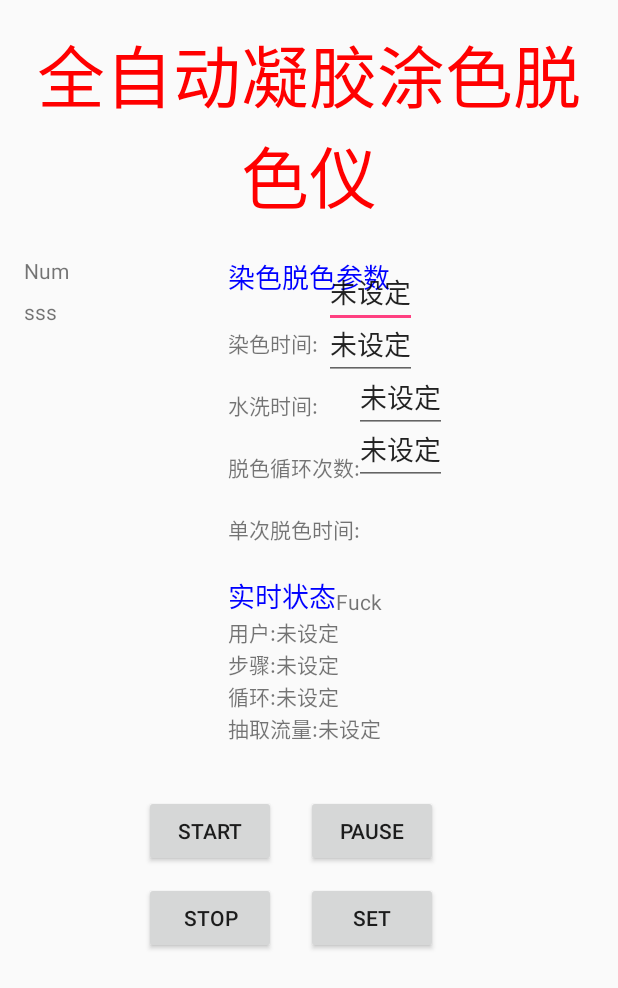
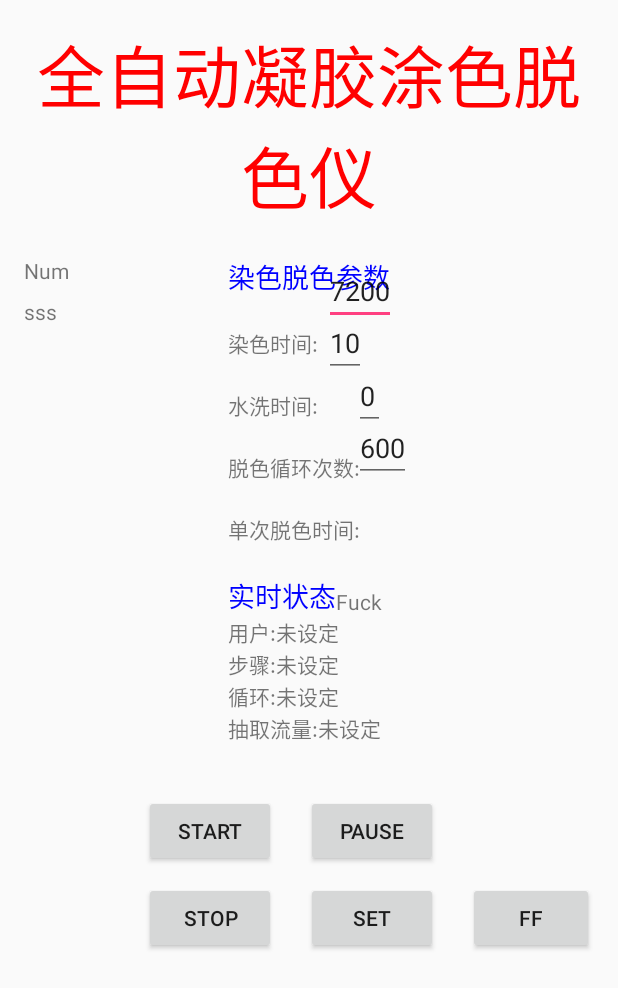
Before and after one commit to HuddsinYuan/AndroidDev, an Android app: the screen it shows after launch (Mainview), on a phone screen of 412 x 824 dp. Shown: the top 988 px of the screen. Run offline under Robolectric (Android 15) with nearby library versions, the phone set to English and light mode, and no system bars.

Commit message:
Add Step Control without Thread Control. Maybe it is a Multi-Thread App.

```diff
--- a/Pump/app/src/main/java/com/future/jonassen/pump/Mainview.java
+++ b/Pump/app/src/main/java/com/future/jonassen/pump/Mainview.java
@@ -13,10 +13,6 @@ import android.widget.Toast;
 
 import java.lang.reflect.InvocationTargetException;
 import java.lang.reflect.Method;
-import java.lang.reflect.Field;
-import java.util.Objects;
-
-import javax.security.auth.login.LoginException;
 
 @SuppressWarnings("NullArgumentToVariableArgMethod")
 public class Mainview extends Activity {
@@ -30,27 +26,54 @@ public class Mainview extends Activity {
     private static final int BUTTON_START = 20001;
     private static final int BUTTON_PAUSE = 20002;
     private static final int BUTTON_STOP = 20003;
+    private static final int BUTTON_FF = 20004;
 
     private static final int STATE_PAUSE = 30001;
     private static final int STATE_RESUME = 30002;
 
-    private static final int STEP_COLOR = 40001;
-    private static final int STEP_WASH = 40002;
-    private static final int STEP_DECOLOR = 40003;
+    private static final int STEP_COLOR = 40002;
+    private static final int STEP_COLOR_BACK = 40003;
+    private static final int STEP_WASH = 40004;
+    private static final int STEP_WASH_BACK = 40005;
+    private static final int STEP_DECOLOR = 40006;
+    private static final int STEP_DECOLOR_BACK = 40007;
+
+    private static int TempStep;
+
+    /*
+        目前在染色阶段，水洗阶段，脱色阶段，需要抽取的染色液，水，脱色液的数量并不清楚，暂定 10ml 15ml 20ml
+     */
+    private static final Flux iColor = new Flux(10, 0);
+    private static final Flux iWater = new Flux(15, 0);
+    private static final Flux iDecolor = new Flux(20, 0);
+
+    /*
+        厂家默认的染色时间为120min, 水洗时间为10s, 脱色时间为10min
+     */
+    private static final int iTimeColor = 120 * 60;
+    private static final int iTimeColorReverse = iTimeColor + 2;
+    private static final int iTimeWater = 10;
+    private static final int iTimeDecolor = 10 * 60;
 
     private Button btnStart;
     private Button btnPause;
     private Button btnStop;
     private Button btnSet;
+    private Button btnFf;
+
+    private static boolean allowSetting = true;
 
     private EditText etColorTime;
     private EditText etWaterTime;
     private EditText etCycle;
     private EditText etEachTime;
 
+    /*
+        获取到用户设置的数据
+     */
     private int iColorTime;
     private int iWaterTime;
-    private int iCycle;
+    private int iCycle = 4;
     private int iEachTime;
 
     /*
@@ -66,6 +89,7 @@ public class Mainview extends Activity {
     private StatusVal statusVal;
 
     private tPumpControl pump = new tPumpControl();
+    private StepControl Step ;
 
     private Thread mainThread;
     private Thread timeThread;
@@ -81,6 +105,8 @@ public class Mainview extends Activity {
                     break;
 
                 case TASK_SETTING_DONE:
+                    Toast.makeText(Mainview.this, "SettingDone", Toast.LENGTH_SHORT).show();
+                    Step = new StepControl(iCycle);
                     break;
 
                 case TASK_END_WORK:
@@ -91,13 +117,13 @@ public class Mainview extends Activity {
                     MessageSender(TASK_TEST_WORK, 0, TASK_UL_WORK);
                     mlcounter = 0;
                     ulcounter = 0;
-
                     break;
 
                 case TASK_BUTTON_CLICK:
                     switch (msg.arg1) {
                         case BUTTON_START:
                             break;
+
                         case BUTTON_PAUSE:
                             if (msg.arg2 == STATE_PAUSE) {
                                 btnPause.setText(R.string.btn_pause);
@@ -105,8 +131,13 @@ public class Mainview extends Activity {
                                 btnPause.setText(R.string.btn_resume);
                             }
                             break;
+
                         case BUTTON_STOP:
                             break;
+
+                        case BUTTON_FF:
+                            break;
+
                     }
                     break;
 
@@ -140,12 +171,18 @@ public class Mainview extends Activity {
         btnPause = (Button) findViewById(R.id.btn_pause);
         btnStop = (Button) findViewById(R.id.btn_stop);
         btnSet = (Button) findViewById(R.id.btn_set);
+        btnFf = (Button) findViewById(R.id.btn_ff);
         tvTest1 = (TextView) findViewById(R.id.tvtest1);
         tvTest2 = (TextView) findViewById(R.id.tvtest2);
         etColorTime = (EditText) findViewById(R.id.rt_ans_total);
         etWaterTime = (EditText) findViewById(R.id.rt_ans_water_time);
         etCycle = (EditText) findViewById(R.id.rt_ans_cycle);
         etEachTime = (EditText) findViewById(R.id.rt_ans_each_time);
+
+        etColorTime.setText(String.valueOf(iTimeColor));
+        etWaterTime.setText(String.valueOf(iTimeWater));
+        etCycle.setText(String.valueOf(0));
+        etEachTime.setText(String.valueOf(iTimeDecolor));
 
         /*
             设置监听器
@@ -154,10 +191,10 @@ public class Mainview extends Activity {
         btnPause.setOnClickListener(btnListener);
         btnStop.setOnClickListener(btnListener);
         btnSet.setOnClickListener(btnListener);
+        btnFf.setOnClickListener(btnListener);
 
-
-        mainThread.start();
-        timeThread.start();
+//        mainThread.start();
+//        timeThread.start();
     }
 
     Runnable PumpControl = new Runnable() {
@@ -166,15 +203,7 @@ public class Mainview extends Activity {
             while (!Thread.currentThread().isInterrupted()) {
                 if (statusVal.isStart()) {
                     if (!statusVal.isPause()) {
-                        if (tsSwitcher) {
-                            ThreadSleep(240);
-                            mlcounter++;
-                            MessageSender(TASK_TEST_WORK, mlcounter, TASK_ML_WORK);
-                        } else {
-                            ThreadSleep(500);
-                            ulcounter++;
-                            MessageSender(TASK_TEST_WORK, ulcounter, TASK_UL_WORK);
-                        }
+
                     }
                 }
             }
@@ -187,7 +216,6 @@ public class Mainview extends Activity {
             while (!Thread.currentThread().isInterrupted()) {
                 ThreadSleep(1000);
 
-                tsSwitcher = !tsSwitcher;
             }
         }
     };
@@ -201,7 +229,9 @@ public class Mainview extends Activity {
                 case R.id.btn_start:
                     statusVal.Start();
                     break;
+
                 case R.id.btn_set:
+                    if (allowSetting) {
                         iColorTime = Integer.parseInt(etColorTime.getText().toString());
                         iWaterTime = Integer.parseInt(etWaterTime.getText().toString());
                         iCycle = Integer.parseInt(etCycle.getText().toString());
@@ -212,8 +242,13 @@ public class Mainview extends Activity {
                         Log.i("iCycle", String.valueOf(iCycle));
                         Log.i("iEachTime", String.valueOf(iEachTime));
 
-                    Toast.makeText(Mainview.this, "SET BUTTON", Toast.LENGTH_LONG).show();
+                        allowSetting = false;
+                        MessageSender(TASK_SETTING_DONE, 0, 0);
+                    } else {
+                        Toast.makeText(Mainview.this, "Setting Fail", Toast.LENGTH_SHORT).show();
+                    }
                     break;
+
                 case R.id.btn_pause:
                     if (statusVal.isPause()) {
                         statusVal.PauseSetter(false);
@@ -223,11 +258,16 @@ public class Mainview extends Activity {
                         MessageSender(TASK_BUTTON_CLICK, BUTTON_PAUSE, STATE_RESUME);
                     }
                     break;
+
                 case R.id.btn_stop:
                     statusVal.Stop();
                     MessageSender(TASK_END_WORK, 0, 0);
-//                    MessageSender();
                     break;
+
+                case R.id.btn_ff:
+                    Step.NextStep();
+                    Step.OutputMessage();
+
                 default:
                     break;
             }
--- a/Pump/app/src/main/java/com/future/jonassen/pump/PumpControl.java
+++ b/Pump/app/src/main/java/com/future/jonassen/pump/PumpControl.java
@@ -117,10 +117,6 @@ public class PumpControl
 
     }
 
-    public boolean getPumpEnbState()
-    {
-        return enablestate;
-    }
 
     public void PumpValveSel(int num)
     {
--- a/Pump/app/src/main/res/layout-land/content_mainview.xml
+++ b/Pump/app/src/main/res/layout-land/content_mainview.xml
@@ -63,9 +63,8 @@
         android:id="@+id/rt_ans_total"
         android:layout_width="wrap_content"
         android:layout_height="wrap_content"
-        android:text="@string/testVal"
         android:textSize="@dimen/setting_font_size"
-        android:inputType="numberDecimal"
+        android:inputType="number"
         android:layout_marginLeft="650dp"
         android:layout_marginTop="110dp" />
 
@@ -82,8 +81,7 @@
         android:id="@+id/rt_ans_water_time"
         android:layout_width="wrap_content"
         android:layout_height="wrap_content"
-        android:text="@string/testVal"
-        android:inputType="numberDecimal"
+        android:inputType="number"
         android:layout_marginTop="150dp"
         android:layout_marginLeft="650dp" />
 
@@ -101,8 +99,7 @@
         android:id="@+id/rt_ans_cycle"
         android:layout_width="wrap_content"
         android:layout_height="wrap_content"
-        android:text="@string/testVal"
-        android:inputType="numberDecimal"
+        android:inputType="number"
         android:layout_marginTop="190dp"
         android:layout_marginLeft="690dp" />
 
@@ -119,11 +116,10 @@
         android:id="@+id/rt_ans_each_time"
         android:layout_width="wrap_content"
         android:layout_height="wrap_content"
-        android:text="@string/testVal"
         android:layout_alignTop="@+id/tvtest1"
         android:layout_alignParentLeft="true"
         android:layout_alignParentStart="true"
-        android:inputType="numberDecimal"
+        android:inputType="number"
         android:layout_marginTop="230dp"
         android:layout_marginLeft="690dp" />
 
@@ -267,4 +263,15 @@
         android:layout_alignLeft="@+id/btn_pause"
         android:layout_alignStart="@+id/btn_pause" />
 
+    <Button
+        android:id="@+id/btn_ff"
+        android:layout_width="wrap_content"
+        android:layout_height="wrap_content"
+        android:text="@string/btn_ff"
+        android:layout_alignTop="@+id/btn_set"
+        android:layout_marginLeft="@dimen/button_margin_horizon"
+        android:layout_toEndOf="@id/btn_set"
+        android:layout_toRightOf="@id/btn_set"
+        />
+
 </RelativeLayout>
--- a/Pump/app/src/main/res/layout/content_mainview.xml
+++ b/Pump/app/src/main/res/layout/content_mainview.xml
@@ -64,7 +64,6 @@
         android:id="@+id/rt_ans_total"
         android:layout_width="wrap_content"
         android:layout_height="wrap_content"
-        android:text="@string/testVal"
         android:layout_marginLeft="200dp"
         android:layout_marginTop="155dp" />
 
@@ -82,7 +81,6 @@
         android:id="@+id/rt_ans_water_time"
         android:layout_width="wrap_content"
         android:layout_height="wrap_content"
-        android:text="@string/testVal"
         android:layout_marginLeft="200dp"
         android:layout_marginTop="190dp" />
 
@@ -100,7 +98,6 @@
         android:id="@+id/rt_ans_cycle"
         android:layout_width="wrap_content"
         android:layout_height="wrap_content"
-        android:text="@string/testVal"
         android:layout_marginLeft="220dp"
         android:layout_marginTop="225dp" />
 
@@ -118,7 +115,6 @@
         android:id="@+id/rt_ans_each_time"
         android:layout_width="wrap_content"
         android:layout_height="wrap_content"
-        android:text="@string/testVal"
         android:layout_marginLeft="220dp"
         android:layout_marginTop="260dp" />
 
@@ -267,4 +263,15 @@
         android:layout_alignLeft="@+id/btn_pause"
         android:layout_alignStart="@+id/btn_pause" />
 
+    <Button
+        android:id="@+id/btn_ff"
+        android:layout_width="wrap_content"
+        android:layout_height="wrap_content"
+        android:text="@string/btn_ff"
+        android:layout_alignTop="@+id/btn_set"
+        android:layout_marginLeft="@dimen/button_margin_horizon"
+        android:layout_toEndOf="@id/btn_set"
+        android:layout_toRightOf="@id/btn_set"
+        />
+
 </RelativeLayout>
```
Also changed, not shown: Pump/app/src/main/java/com/future/jonassen/pump/StepControl.java (added, +114 -0 lines), 1 other file. Lines whose indentation alone changed are shown as unchanged.
